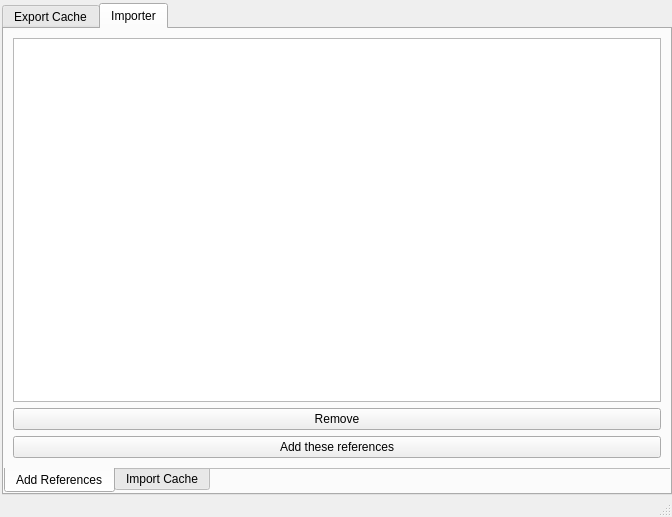
Above: ui/undockable_ui.ui from iceanimations/CacheImportExport before the change. Below: the same form after it.
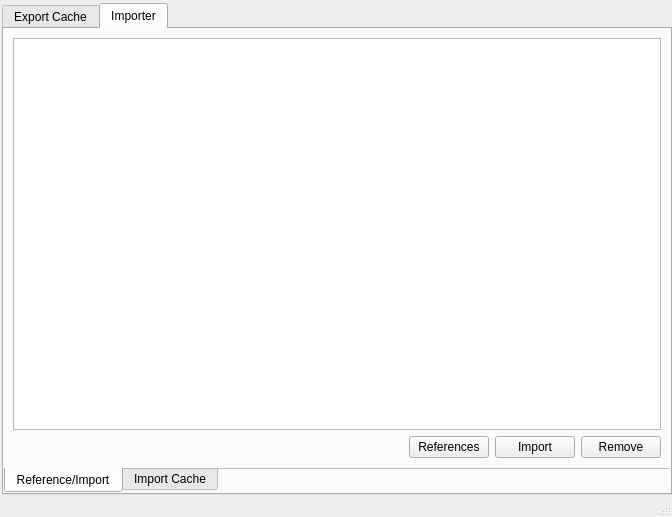
That is the form after the change.

Commit message: import button added

Patch:
```diff
--- a/ui/undockable_ui.ui
+++ b/ui/undockable_ui.ui
@@ -350,7 +350,7 @@
           </property>
           <widget class="QWidget" name="tab_3">
            <attribute name="title">
-            <string>Add References</string>
+            <string>Reference/Import</string>
            </attribute>
            <layout class="QHBoxLayout" name="horizontalLayout_10">
             <item>
@@ -413,24 +413,48 @@
                  </widget>
                 </item>
                 <item>
-                 <widget class="QPushButton" name="remRefButton">
-                  <property name="text">
-                   <string>Remove</string>
-                  </property>
-                  <property name="flat">
-                   <bool>false</bool>
-                  </property>
-                 </widget>
+                 <layout class="QHBoxLayout" name="horizontalLayout_6">
+                  <item>
+                   <spacer name="horizontalSpacer_3">
+                    <property name="orientation">
+                     <enum>Qt::Horizontal</enum>
+                    </property>
+                    <property name="sizeHint" stdset="0">
+                     <size>
+                      <width>40</width>
+                      <height>20</height>
+                     </size>
+                    </property>
+                   </spacer>
                 </item>
                 <item>
                  <widget class="QPushButton" name="addRefButton">
                   <property name="text">
-                   <string>Add these references</string>
+                     <string>References</string>
                   </property>
                   <property name="flat">
                    <bool>false</bool>
                   </property>
                  </widget>
+                  </item>
+                  <item>
+                   <widget class="QPushButton" name="importButton">
+                    <property name="text">
+                     <string>Import</string>
+                    </property>
+                   </widget>
+                  </item>
+                  <item>
+                   <widget class="QPushButton" name="remRefButton">
+                    <property name="text">
+                     <string>Remove</string>
+                    </property>
+                    <property name="flat">
+                     <bool>false</bool>
+                    </property>
+                   </widget>
+                  </item>
+                 </layout>
                 </item>
                </layout>
               </widget>
```
Left out of the diff: 21 changed lines with no effect on the pictures. Lines whose indentation alone changed are shown as unchanged. The commit also changes 2 other files.
